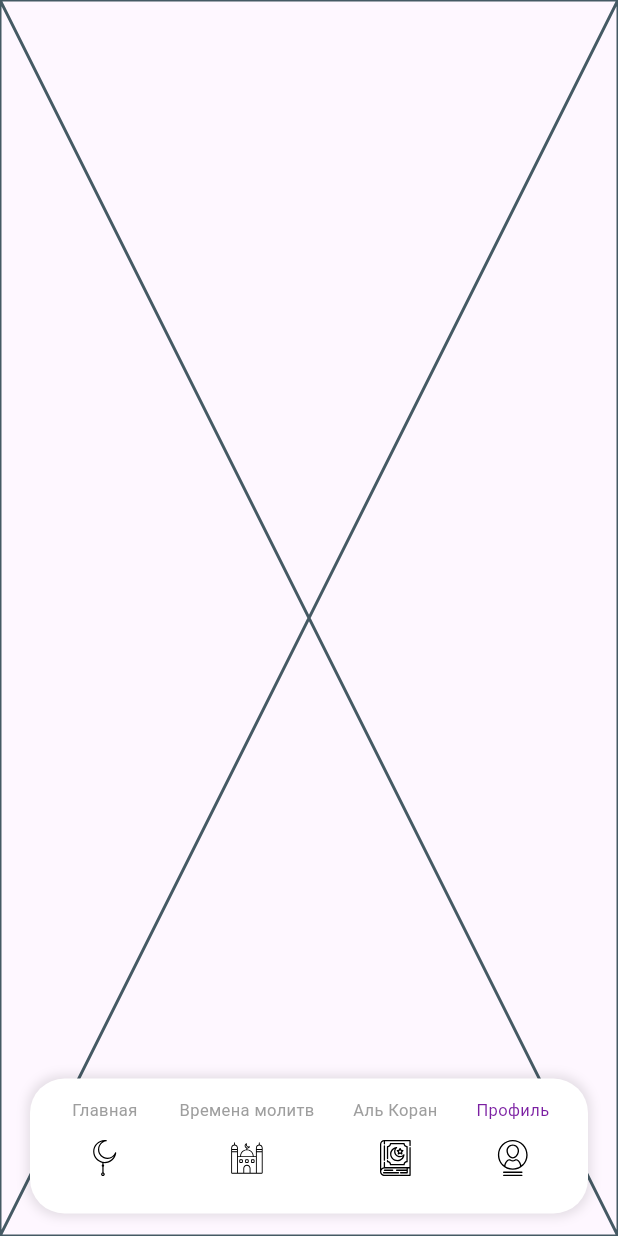
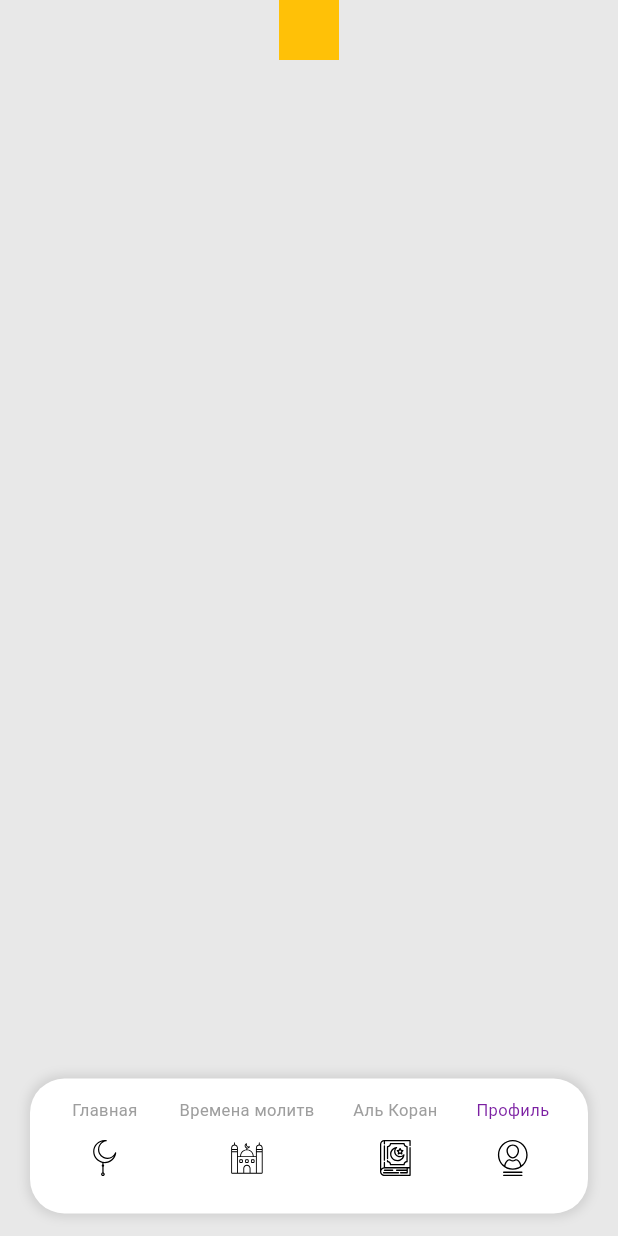
Before and after one commit to shceo/sabail, a Flutter app: the screen it shows after launch, item 4 of the bottom bar chosen, on a phone screen of 412 x 824 dp. Run offline on Flutter 3.47's test engine with Material 3 defaults, Android fonts, the light colour scheme and no system bars; our stand-ins replace bloc, dio, flutter_bloc, flutter_spinkit, flutter_svg, go_router and 2 more; missing offline and left inert: quran; accounts and stored records are empty; network calls fail.

Commit message:
Future<profile> upd

```diff
--- a/lib/main.dart
+++ b/lib/main.dart
@@ -1,9 +1,12 @@
 import 'package:flutter/material.dart';
 import 'package:flutter_bloc/flutter_bloc.dart';
+import 'package:hive_flutter/hive_flutter.dart';
 import 'package:sabail/domain/blocs/splash_bloc/splash_screen_bloc.dart';
 import 'package:sabail/sabail.dart';
 
 void main() async{
+  await Hive.initFlutter();
+
   runApp(MultiBlocProvider(providers: [
     BlocProvider(
       create: (context) => SplashBloc()..add(AppStarted()),
--- a/lib/ui/pages/navbar_pages/profile.dart
+++ b/lib/ui/pages/navbar_pages/profile.dart
@@ -1,10 +1,35 @@
 import 'package:flutter/material.dart';
+import 'package:sabail/ui/theme/app_colors.dart';
 
 class Profile extends StatelessWidget {
   const Profile({super.key});
 
   @override
   Widget build(BuildContext context) {
-    return const Placeholder();
+    return Scaffold(
+      backgroundColor: SabailColors.notwhite,
+      body: const ProfileBody(),
+    );
   }
 }
+
+
+
+class ProfileBody extends StatelessWidget {
+  const ProfileBody({super.key});
+
+  @override
+  Widget build(BuildContext context) {
+    return Column(
+      children: [
+        Container(
+
+
+        ),
+        CircleAvatar(
+          child: Container(color: Colors.amber,),
+        )
+      ],
+    );
+  }
+}
--- a/lib/ui/theme/app_colors.dart
+++ b/lib/ui/theme/app_colors.dart
@@ -4,6 +4,7 @@ abstract class SabailColors {
   static Color notwhite = const Color(0xFFE8E8E8);
   static Color lightpurple = const Color(0xFFA67BDC);
   static Color darkpurple = const Color(0xFF7C5AB8);
+  static Color maketPurple = const Color(0xFFDF98FA);
 
 
 }
--- a/pubspec.yaml
+++ b/pubspec.yaml
@@ -23,6 +23,8 @@ dependencies:
   dio: ^5.4.2+1
   intl: ^0.19.0
   quran: ^1.2.5
+  hive: ^2.2.3
+  hive_flutter: ^1.1.0
 
 dev_dependencies:
   flutter_test:
```
Also changed, not shown: lib/provider/last_readen_provider.dart (+26 -9 lines), lib/ui/pages/navbar_pages/quran_page.dart (+22 -7 lines), pubspec.lock, 4 other files.
